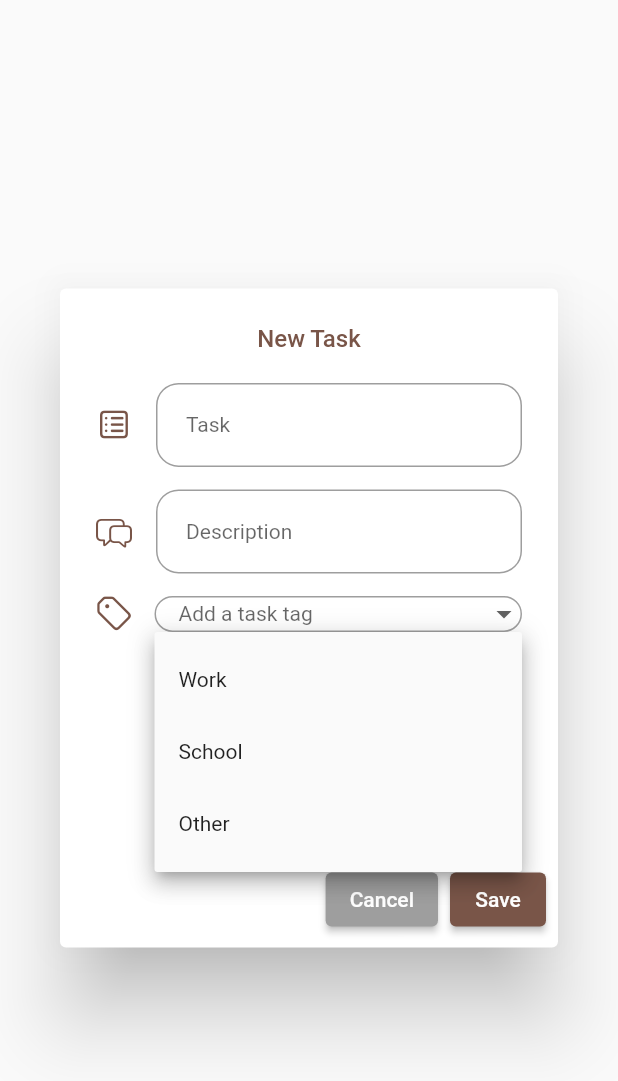
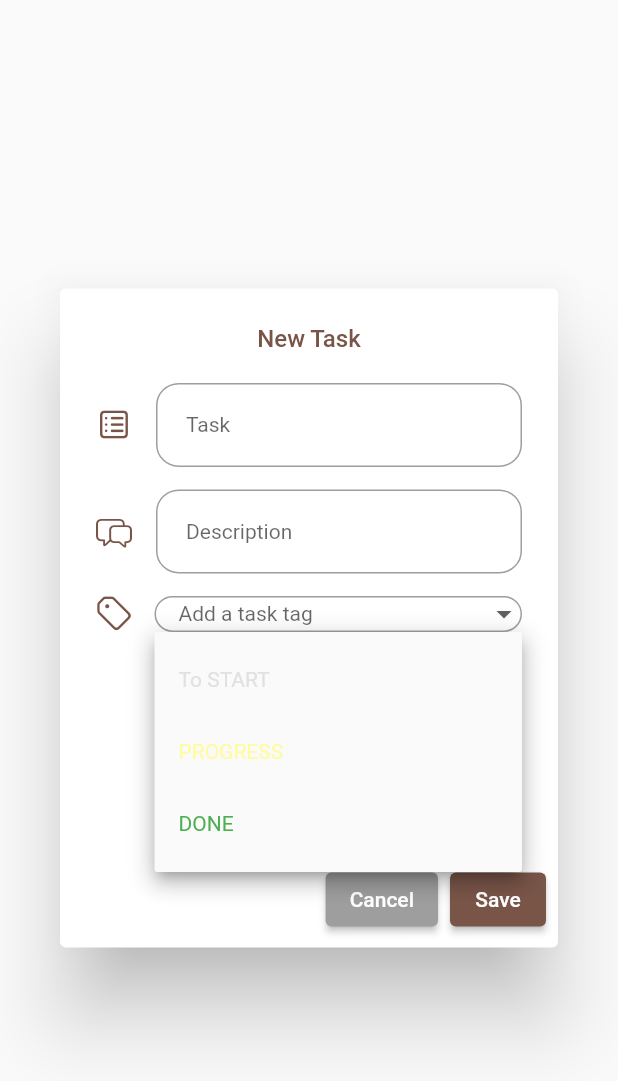
Before and after one commit to vrishank97/protofac-app, a Flutter app: the AddTaskAlertDialog widget shown alone on an empty page, opened directly with empty values, after a tap on "Add a task tag", on a phone screen of 412 x 824 dp. Shown: the top 1081 px of the screen. Run offline on Flutter 3.47's test engine with Material 2 defaults, Android fonts, the light colour scheme and no system bars; our stand-ins replace cloud_firestore, dropdown_button2, firebase_core, fluttertoast; accounts and stored records are empty.

Commit message:
ui changes

```diff
--- a/lib/widgets/add_task_dialog.dart
+++ b/lib/widgets/add_task_dialog.dart
@@ -1,3 +1,5 @@
+import 'dart:math';
+
 import 'package:cloud_firestore/cloud_firestore.dart';
 import 'package:dropdown_button2/dropdown_button2.dart';
 import 'package:flutter/cupertino.dart';
@@ -5,7 +7,8 @@ import 'package:flutter/material.dart';
 
 class AddTaskAlertDialog extends StatefulWidget {
   final String projectId;
-  const AddTaskAlertDialog({Key? key, required this.projectId}) : super(key: key);
+  const AddTaskAlertDialog({Key? key, required this.projectId})
+      : super(key: key);
 
   @override
   State<AddTaskAlertDialog> createState() => _AddTaskAlertDialogState();
@@ -14,9 +17,12 @@ class AddTaskAlertDialog extends StatefulWidget {
 class _AddTaskAlertDialogState extends State<AddTaskAlertDialog> {
   final TextEditingController taskNameController = TextEditingController();
   final TextEditingController taskDescController = TextEditingController();
-  final List<String> taskTags = ['Work', 'School', 'Other'];
+  final Map<String, Color> taskTags = {
+    'To START': Color.fromRGBO(225, 225, 225, 1),
+    'PROGRESS': Color.fromRGBO(255, 251, 161, 1),
+    'DONE': Colors.green,
+  };
   late String selectedValue = '';
-
 
   @override
   Widget build(BuildContext context) {
@@ -45,7 +51,8 @@ class _AddTaskAlertDialogState extends State<AddTaskAlertDialog> {
                   ),
                   hintText: 'Task',
                   hintStyle: const TextStyle(fontSize: 14),
-                  icon: const Icon(CupertinoIcons.square_list, color: Colors.brown),
+                  icon: const Icon(CupertinoIcons.square_list,
+                      color: Colors.brown),
                   border: OutlineInputBorder(
                     borderRadius: BorderRadius.circular(15),
                   ),
@@ -64,7 +71,8 @@ class _AddTaskAlertDialogState extends State<AddTaskAlertDialog> {
                   ),
                   hintText: 'Description',
                   hintStyle: const TextStyle(fontSize: 14),
-                  icon: const Icon(CupertinoIcons.bubble_left_bubble_right, color: Colors.brown),
+                  icon: const Icon(CupertinoIcons.bubble_left_bubble_right,
+                      color: Colors.brown),
                   border: OutlineInputBorder(
                     borderRadius: BorderRadius.circular(15),
                   ),
@@ -96,20 +104,22 @@ class _AddTaskAlertDialogState extends State<AddTaskAlertDialog> {
                       // ),
                       // validator: (value) => value == null
                       //     ? 'Please select the task tag' : null,
-                      items: taskTags
+                      items: taskTags.entries
                           .map(
-                            (item) => DropdownMenuItem<String>(
-                              value: item,
+                            (entry) => DropdownMenuItem<String>(
+                              value: entry.key,
                               child: Text(
-                                item,
-                                style: const TextStyle(
+                                entry.key,
+                                style: TextStyle(
                                   fontSize: 14,
+                                  color: entry.value,
                                 ),
                               ),
                             ),
                           )
                           .toList(),
-                      onChanged: (String? value) => setState(() {
+                      onChanged: (String? value) => setState(
+                        () {
                           if (value != null) selectedValue = value;
                         },
                       ),
@@ -145,8 +155,15 @@ class _AddTaskAlertDialogState extends State<AddTaskAlertDialog> {
     );
   }
 
- Future _addTasks({required String taskName, required String taskDesc, required String taskTag}) async {
-    DocumentReference docRef = await FirebaseFirestore.instance.collection('projects').doc(widget.projectId).collection('tasks').add(
+  Future _addTasks(
+      {required String taskName,
+      required String taskDesc,
+      required String taskTag}) async {
+    DocumentReference docRef = await FirebaseFirestore.instance
+        .collection('projects')
+        .doc(widget.projectId)
+        .collection('tasks')
+        .add(
       {
         'taskName': taskName,
         'taskDesc': taskDesc,
@@ -155,7 +172,12 @@ class _AddTaskAlertDialogState extends State<AddTaskAlertDialog> {
       },
     );
     String taskId = docRef.id;
-    await FirebaseFirestore.instance.collection('projects').doc(widget.projectId).collection('tasks').doc(taskId).update(
+    await FirebaseFirestore.instance
+        .collection('projects')
+        .doc(widget.projectId)
+        .collection('tasks')
+        .doc(taskId)
+        .update(
       {'id': taskId},
     );
     _clearAll();
```
